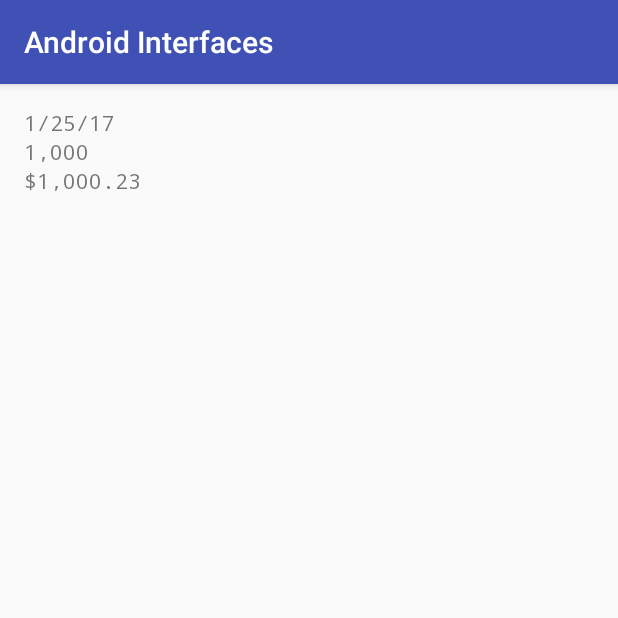
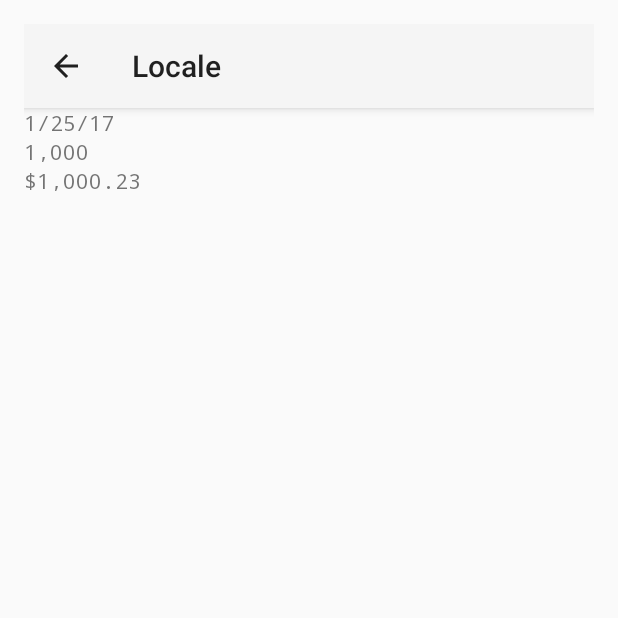
Before and after one commit to danvallejo/android-250, an Android app: the LocaleActivity screen opened directly, with no data from a screen before it, on a phone screen of 412 x 824 dp, the top half of it. Run offline under Robolectric (Android 15) with nearby library versions, the phone set to English and light mode, and no system bars.

Commit message:
back navigation

```diff
--- a/AndroidInterfaces/app/src/main/java/com/cstructor/androidinterfaces/LocaleActivity.java
+++ b/AndroidInterfaces/app/src/main/java/com/cstructor/androidinterfaces/LocaleActivity.java
@@ -1,6 +1,7 @@
 package com.cstructor.androidinterfaces;
 import android.support.v7.app.AppCompatActivity;
 import android.os.Bundle;
+import android.support.v7.widget.Toolbar;
 import android.util.Log;
 import android.widget.TextView;
 
@@ -14,6 +15,11 @@ public class LocaleActivity extends AppCompatActivity {
     protected void onCreate(Bundle savedInstanceState) {
         super.onCreate(savedInstanceState);
         setContentView(R.layout.activity_locale);
+
+        Toolbar myToolbar = (Toolbar) findViewById(R.id.my_toolbar);
+        setSupportActionBar(myToolbar);
+
+        getSupportActionBar().setDisplayHomeAsUpEnabled(true);
 
         TextView tv = (TextView)findViewById(R.id.uxDate);
 
--- a/AndroidInterfaces/app/src/main/res/layout/activity_locale.xml
+++ b/AndroidInterfaces/app/src/main/res/layout/activity_locale.xml
@@ -1,6 +1,7 @@
 <?xml version="1.0" encoding="utf-8"?>
 <LinearLayout xmlns:android="http://schemas.android.com/apk/res/android"
     xmlns:tools="http://schemas.android.com/tools"
+    xmlns:app="http://schemas.android.com/apk/res-auto"
     android:theme="@style/MyActivityTheme"
     android:id="@+id/activity_locale"
     android:layout_width="match_parent"
@@ -11,6 +12,15 @@
     android:paddingRight="@dimen/activity_horizontal_margin"
     android:paddingTop="@dimen/activity_vertical_margin"
     tools:context="com.cstructor.androidinterfaces.LocaleActivity">
+
+    <android.support.v7.widget.Toolbar
+        android:id="@+id/my_toolbar"
+        android:layout_width="match_parent"
+        android:layout_height="?attr/actionBarSize"
+        android:background="?attr/colorPrimary"
+        android:elevation="4dp"
+        android:theme="@style/ThemeOverlay.AppCompat.ActionBar"
+        app:popupTheme="@style/ThemeOverlay.AppCompat.Light"/>
 
     <TextView
         android:id="@+id/uxDate"
```
Also changed, not shown: AndroidInterfaces/app/src/main/AndroidManifest.xml (+14 -6 lines).
